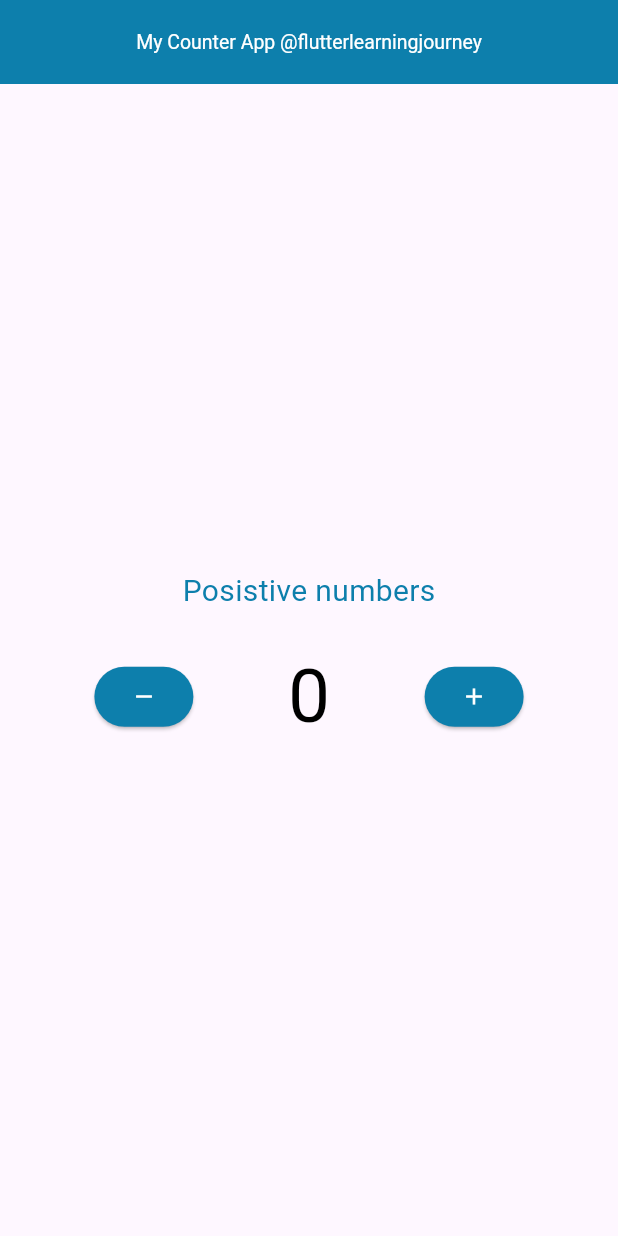
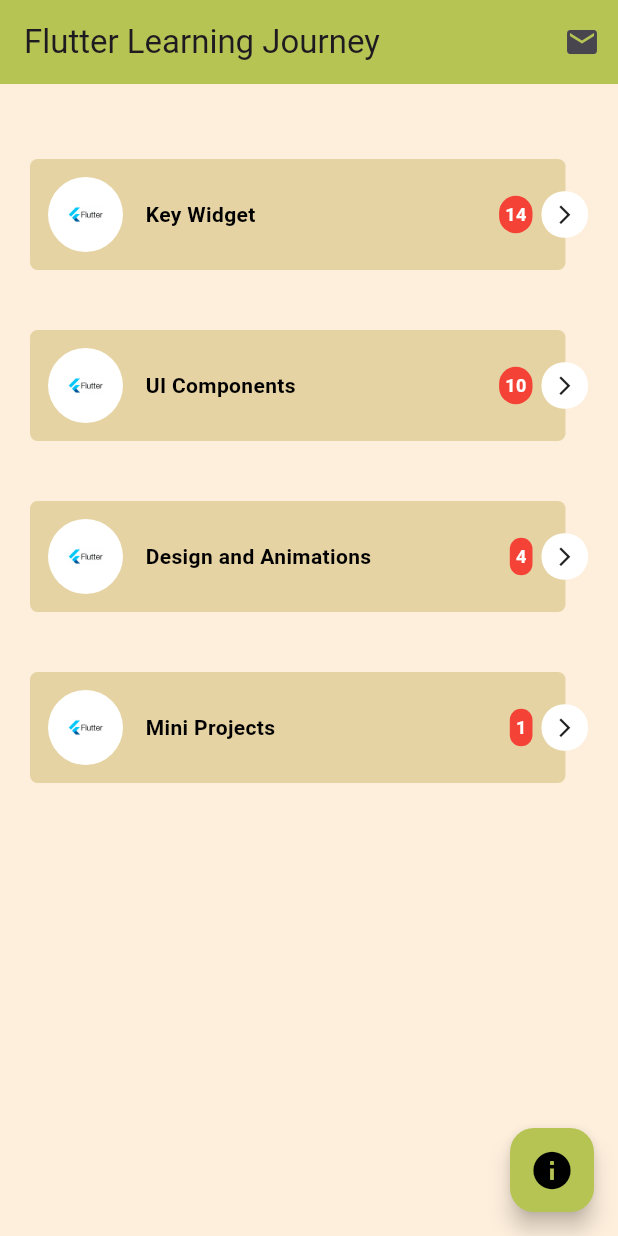
Before and after one commit to Wambaforestin/FlutterLearningJourney, a Flutter app: the screen it shows after launch, on a phone screen of 412 x 824 dp. Run offline on Flutter 3.47's test engine with Material 3 defaults, Android fonts, the light colour scheme and no system bars; our stand-ins replace flutter_easyloading, readmore; missing offline and left inert: flutter_signature_view, kf_drawer; Roboto replaces fonts that are missing (XanhMono-Regular).

Commit message:
feat: Update app structure and imports
Refactor the main.dart file to import the Home widget from the home_app package instead of the MyCounterApp widget. This change aligns with the new app structure and improves code organization.

Create a new colors.dart file in the custom_widgets folder to define the colors used in the app. This allows for centralized color management and improves code readability.

Add the MainAppBar widget to the custom_widgets folder. This widget represents the main app bar and includes properties for title, elevation, and actions. It implements the PreferredSizeWidget to ensure proper sizing.

Update the README.md file to include a new section for Design and Animations. This section will cover Flutter's design and animation features, providing developers with the tools to create visually stunning and dynamic user interfaces.

Recent User Commits:
- readme updatess
- creation of my counter app
- created the mini projects folder with myCounterApp
- introduction to animations
- UI Components section
- i have learned some new concepts under UIComponents
- REAMME file update
- REAMME file update
- REAMME file update
- REAMME file update

Recent Repository Commits:
- readme updatess
- creation of my counter app
- created the mini projects folder with myCounterApp
- introduction to animations
- UI Components section
- i have learned some new concepts under UIComponents

```diff
--- /dev/null
+++ b/lib/custom_widgets/colors.dart
@@ -0,0 +1,13 @@
+//defining rhe colors used in the app
+import 'package:flutter/material.dart';
+
+class AppColors {
+  //app background color
+  static const Color appBackground = Color(0xFFfeefdd);
+  static const Color primaryColor = Color(0xFFb6c454);
+  static const Color secondaryColor = Color(0xFFe6d3a3);
+  static const Color accentColor = Color(0xFF91972a);
+  static const Color primaryTextColor = Color(0xFF212121);
+  static const Color secondaryTextColor = Color(0xFF757575);
+  static const Color dividerColor = Color(0xFFc3eb78);
+}
--- /dev/null
+++ b/lib/home_app/home.dart
@@ -0,0 +1,266 @@
+import 'package:flutter/material.dart';
+import 'package:flutterlearningjourney/custom_widgets/colors.dart';
+import 'package:flutterlearningjourney/design_and_animations/custom_font.dart';
+import 'package:flutterlearningjourney/key_widgets/advance_drawer.dart';
+import 'package:flutterlearningjourney/mini_projects/my_counter_app.dart';
+import 'package:flutterlearningjourney/ui_components/expanded_class.dart';
+
+void main() {
+  runApp(const MyHome());
+}
+
+class MyHome extends StatelessWidget {
+  const MyHome({super.key});
+
+  @override
+  Widget build(BuildContext context) {
+    return const MaterialApp(
+      debugShowCheckedModeBanner: false,
+      home: Home(),
+    );
+  }
+}
+
+class Home extends StatefulWidget {
+  const Home({super.key});
+
+  @override
+  State<Home> createState() => _HomeState();
+}
+
+class _HomeState extends State<Home> {
+  List moreArr = [
+    {
+      "index": "1",
+      "name": "Key Widget",
+      "image": "assets/images/flutter-banner.png",
+      "base": 14
+    },
+    {
+      "index": "2",
+      "name": "UI Components",
+      "image": "assets/images/flutter-banner.png",
+      "base": 10
+    },
+    {
+      "index": "3",
+      "name": "Design and Animations",
+      "image": "assets/images/flutter-banner.png",
+      "base": 4
+    },
+    {
+      "index": "4",
+      "name": "Mini Projects",
+      "image": "assets/images/flutter-banner.png",
+      "base": 1
+    },
+  ];
+
+  @override
+  Widget build(BuildContext context) {
+    return Scaffold(
+      backgroundColor: AppColors.appBackground,
+      appBar: AppBar(
+        title: const Text("Flutter Learning Journey"),
+        backgroundColor: AppColors.primaryColor,
+        actions: [
+          // adding a contact me button to display the link to email,github and linkedin
+
+          IconButton(
+            onPressed: () {
+              showDialog(
+                context: context,
+                builder: (context) {
+                  return AlertDialog(
+                    title: const Text("Contact Me"),
+                    content: const Column(
+                      mainAxisSize: MainAxisSize.min,
+                      crossAxisAlignment: CrossAxisAlignment.center,
+                      children: [
+                        Text("Github: @wambaforestin"),
+                        Text("LinkedIn: @wambaforestin")
+                      ],
+                    ),
+                    actions: [
+                      TextButton(
+                        onPressed: () {
+                          Navigator.pop(context);
+                        },
+                        child: const Text("Close"),
+                      ),
+                    ],
+                  );
+                },
+              );
+            },
+            icon: const Icon(Icons.email),
+          ),
+        ],
+      ),
+      body: SingleChildScrollView(
+        child: Padding(
+          padding: const EdgeInsets.symmetric(vertical: 20),
+          child: Column(
+            crossAxisAlignment: CrossAxisAlignment.center,
+            children: [
+              const SizedBox(
+                height: 10,
+              ),
+              ListView.builder(
+                  padding: EdgeInsets.zero,
+                  physics: const NeverScrollableScrollPhysics(),
+                  shrinkWrap: true,
+                  itemCount: moreArr.length,
+                  itemBuilder: (context, index) {
+                    var mObj = moreArr[index] as Map? ?? {};
+                    var countBase = mObj["base"] as int? ?? 0;
+                    return InkWell(
+                      onTap: () {
+                        switch (mObj["index"].toString()) {
+                          case "1":
+                            Navigator.push(
+                              context,
+                              MaterialPageRoute(
+                                builder: (context) => const MyAdvanceDrawer(),
+                              ),
+                            );
+                            break; // Add break statements to exit the switch statement
+                          case "2":
+                            Navigator.push(
+                              context,
+                              MaterialPageRoute(
+                                builder: (context) => const MyExpandedClass(),
+                              ),
+                            );
+                            break;
+                          case "3":
+                            Navigator.push(
+                              context,
+                              MaterialPageRoute(
+                                builder: (context) => const CustomFonts(),
+                              ),
+                            );
+                            break;
+                          case "4":
+                            Navigator.push(
+                              context,
+                              MaterialPageRoute(
+                                builder: (context) => const MyCounterApp(),
+                              ),
+                            );
+                            break;
+                          default:
+                        }
+                      },
+                      child: Container(
+                        margin: const EdgeInsets.symmetric(
+                            vertical: 20, horizontal: 20),
+                        child: Stack(
+                          alignment: Alignment.centerRight,
+                          children: [
+                            Container(
+                              padding: const EdgeInsets.symmetric(
+                                  vertical: 12, horizontal: 12),
+                              decoration: BoxDecoration(
+                                  color: AppColors.secondaryColor,
+                                  borderRadius: BorderRadius.circular(5)),
+                              margin: const EdgeInsets.only(right: 15),
+                              child: Row(
+                                mainAxisAlignment: MainAxisAlignment.start,
+                                children: [
+                                  Container(
+                                    width: 50,
+                                    height: 50,
+                                    padding: const EdgeInsets.all(8),
+                                    decoration: BoxDecoration(
+                                        color: Colors.white,
+                                        borderRadius:
+                                            BorderRadius.circular(25)),
+                                    alignment: Alignment.center,
+                                    child: Image.asset(mObj["image"].toString(),
+                                        width: 25,
+                                        height: 25,
+                                        fit: BoxFit.contain),
+                                  ),
+                                  const SizedBox(
+                                    width: 15,
+                                  ),
+                                  Expanded(
+                                    child: Text(
+                                      mObj["name"].toString(),
+                                      style: const TextStyle(
+                                          color: Colors.black,
+                                          fontSize: 14,
+                                          fontWeight: FontWeight.w600),
+                                    ),
+                                  ),
+                                  const SizedBox(
+                                    width: 15,
+                                  ),
+                                  if (countBase > 0)
+                                    Container(
+                                      padding: const EdgeInsets.all(4),
+                                      decoration: BoxDecoration(
+                                          color: Colors.red,
+                                          borderRadius:
+                                              BorderRadius.circular(12.5)),
+                                      alignment: Alignment.center,
+                                      child: Text(
+                                        countBase.toString(),
+                                        style: const TextStyle(
+                                            color: Colors.white,
+                                            fontSize: 12,
+                                            fontWeight: FontWeight.w600),
+                                      ),
+                                    ),
+                                  const SizedBox(
+                                    width: 10,
+                                  ),
+                                ],
+                              ),
+                            ),
+                            Container(
+                              padding: const EdgeInsets.all(8),
+                              decoration: BoxDecoration(
+                                  color: Colors.white,
+                                  borderRadius: BorderRadius.circular(15)),
+                              child: const Icon(
+                                Icons.arrow_forward_ios,
+                                color: AppColors.primaryTextColor,
+                                size: 15,
+                              ),
+                            ),
+                          ],
+                        ),
+                      ),
+                    );
+                  })
+            ],
+          ),
+        ),
+      ),
+      floatingActionButton: FloatingActionButton(
+        backgroundColor: AppColors.primaryColor,
+        onPressed: () {
+          showAboutDialog(
+            barrierColor: Colors.black.withOpacity(0.5),
+            context: context,
+            applicationIcon: const FlutterLogo(),
+            applicationName: "Flutter Learning Journey App",
+            applicationVersion: "1.0.0",
+            applicationLegalese: "©2023 FlutterLearningJourney.com",
+            children: const [
+              Text(
+                  "This is a Flutter Learning Journey app. It is a simple app that contains different widgets, UI components, design and animations, and mini projects."),
+            ],
+          );
+        },
+        child: const Icon(
+          Icons.info,
+          color: Colors.black,
+          size: 30,
+        ),
+      ),
+    );
+  }
+}
--- a/lib/main.dart
+++ b/lib/main.dart
@@ -1,9 +1,8 @@
 import 'package:flutter/material.dart';
-import 'package:flutterlearningjourney/key_widgets/textspan.dart';
-import 'package:flutterlearningjourney/mini_projects/my_counter_app.dart';
+import 'package:flutterlearningjourney/home_app/home.dart';
 
 void main() {
-  runApp(const MyCounterApp());
+  runApp(const MyHome());
 }
 
 class MyApp extends StatelessWidget {
```
Also changed, not shown: lib/custom_widgets/main_appbar.dart (added, +26 -0 lines), lib/key_widgets/advance_drawer.dart (+23 -15 lines), assets/images/flutter-banner.png (added), pubspec.lock, 1 other file.
